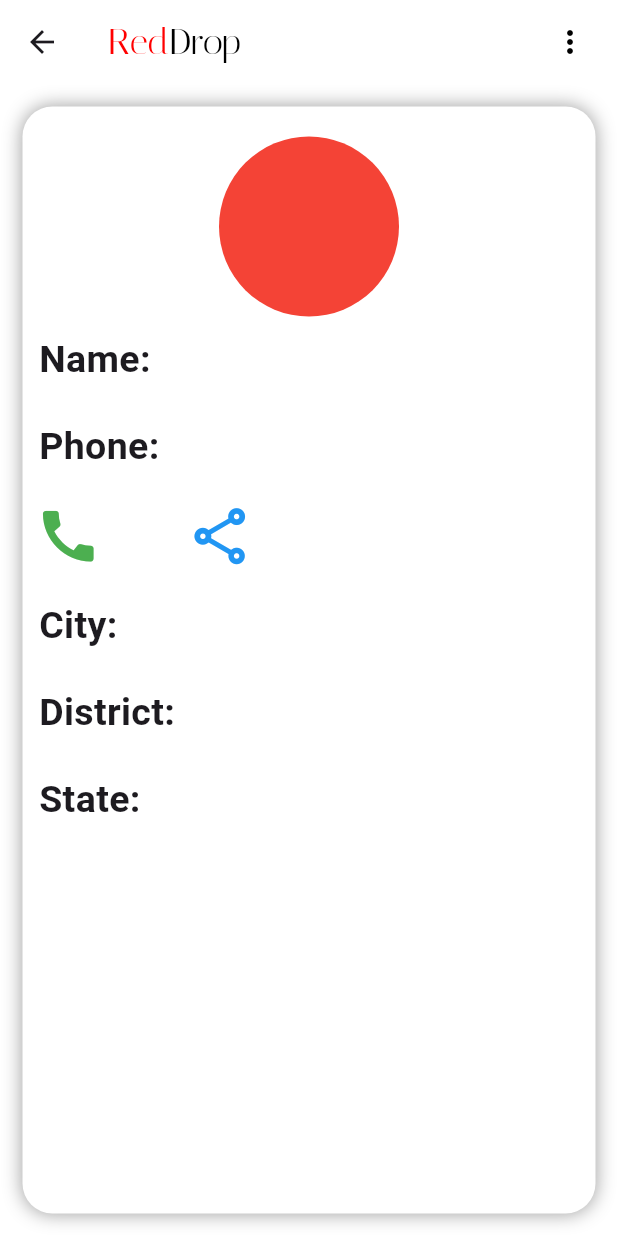
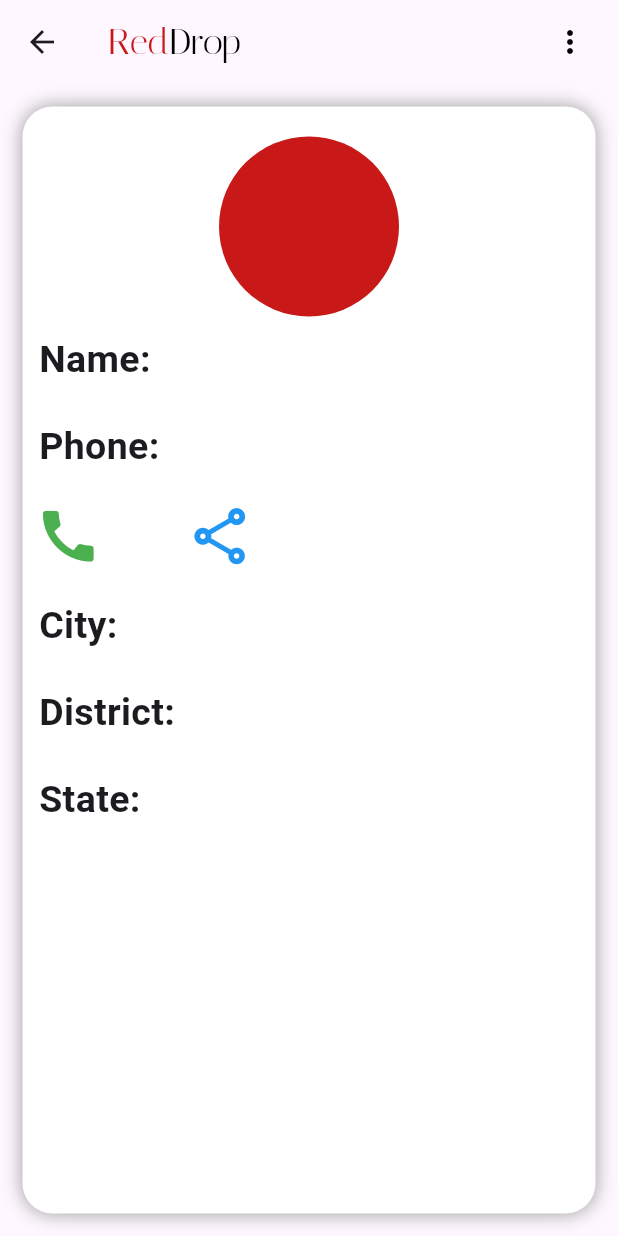
Before and after one commit to Aji46/Reddrop_new, a Flutter app: the ViewDonor screen opened directly with empty values, on a phone screen of 412 x 824 dp. Run offline on Flutter 3.47's test engine with Material 3 defaults, Android fonts, the phone set to English and light mode, and no system bars; our stand-ins replace cloud_firestore, curved_navigation_bar, firebase_auth, firebase_core, flutter_slidable, hive and 2 more; missing offline and left inert: flutter_phone_direct_caller; accounts and stored records are empty; statements that could not run were skipped.

Commit message:
all things complited

```diff
--- a/lib/Doner_view/Doner_view.dart
+++ b/lib/Doner_view/Doner_view.dart
@@ -1,4 +1,5 @@
 import 'package:flutter/material.dart';
+import 'package:reddrop/constant/constant.dart';
 import 'package:reddrop/functions/functions.dart';
 import 'package:reddrop/widget/wigets.dart';
 
@@ -24,7 +25,6 @@ class _ViewerState extends State<ViewDonor> {
   Widget build(BuildContext context) {
     CustomAppBar customAppBar = CustomAppBar();
     return Scaffold(
-      backgroundColor: Colors.white,
       appBar: customAppBar.buildAppBar(context),
       body: SafeArea(
         child: Padding(
@@ -32,22 +32,23 @@ class _ViewerState extends State<ViewDonor> {
           child: Container(
             decoration: BoxDecoration(
               borderRadius: BorderRadius.circular(20),
-              color: Colors.white,
+              color: MyColors.mycolor2,
               boxShadow: const [BoxShadow(color: Colors.grey, blurRadius: 10)],
             ),
             child: Column(
               children: [
-                   SizedBox(height: 20,),
+                   const SizedBox(height: 20,),
                    CircleAvatar(
+                    radius: 60,
+                    backgroundColor: MyColors.mycolor4,
                     child: Text(
                       widget.arguments['group'] as String? ?? '',
                       style: const TextStyle(
-                        color: Colors.white,
+                        color: MyColors.mycolor2,
                         fontWeight: FontWeight.bold,
+                        fontSize: 30,
                       ),
                     ),
-                    radius: 60,
-                    backgroundColor: Colors.red,
                   ),
 
                 buildInfoRow('Name', widget.arguments['name']),
--- a/lib/constant/constant.dart
+++ b/lib/constant/constant.dart
@@ -9,4 +9,6 @@ List<String> bloodGroups = ['A+', 'A-', 'B+', 'B-', 'AB+', 'AB-', 'O+', 'O-'];
   static const Color mycolor1 = Color.fromARGB(255, 104, 41, 41);
   static const Color mycolor2 = Colors.white;
   static const Color mycolor3 = Color.fromARGB(255, 19, 82, 153);
+  static const Color mycolor4 =  Color.fromARGB(255, 200, 24, 24);
+  static const Color mycolor5 = Colors.grey;
 }
```
Also changed, not shown: lib/Doner_view/Request_view.dart (+6 -5 lines), lib/Home/home_Page/bloodgroups.dart (+6 -5 lines), lib/Register_page/Register_page.dart (+4 -3 lines), lib/main.dart (+8 -1 lines), lib/widget/container_pageview.dart (+37 -27 lines), lib/widget/wigets.dart (+14 -9 lines).
